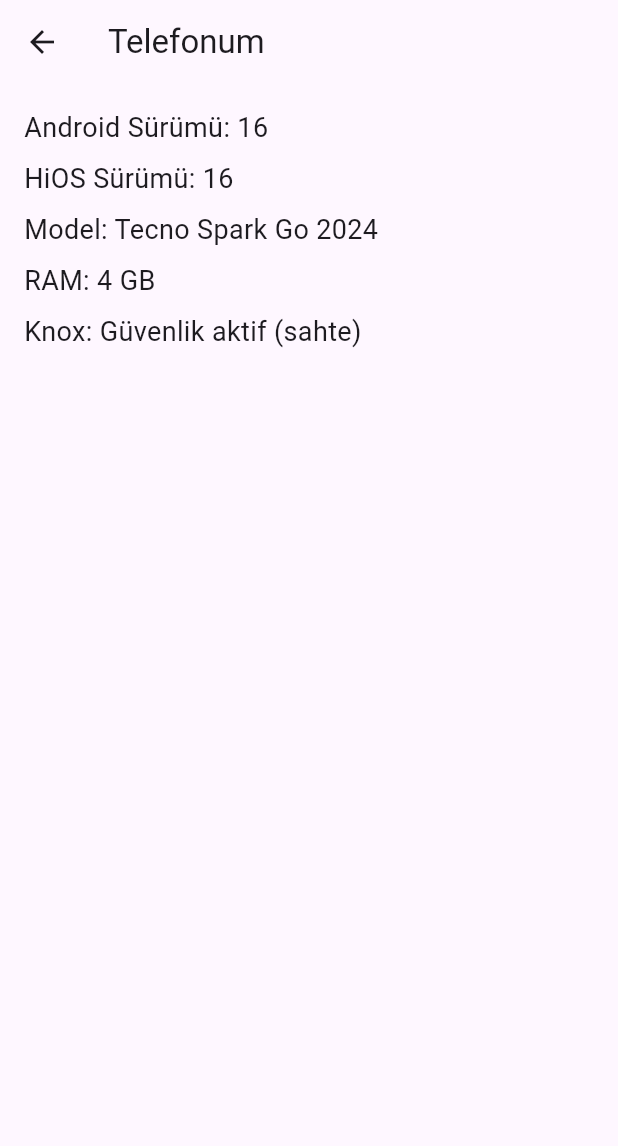
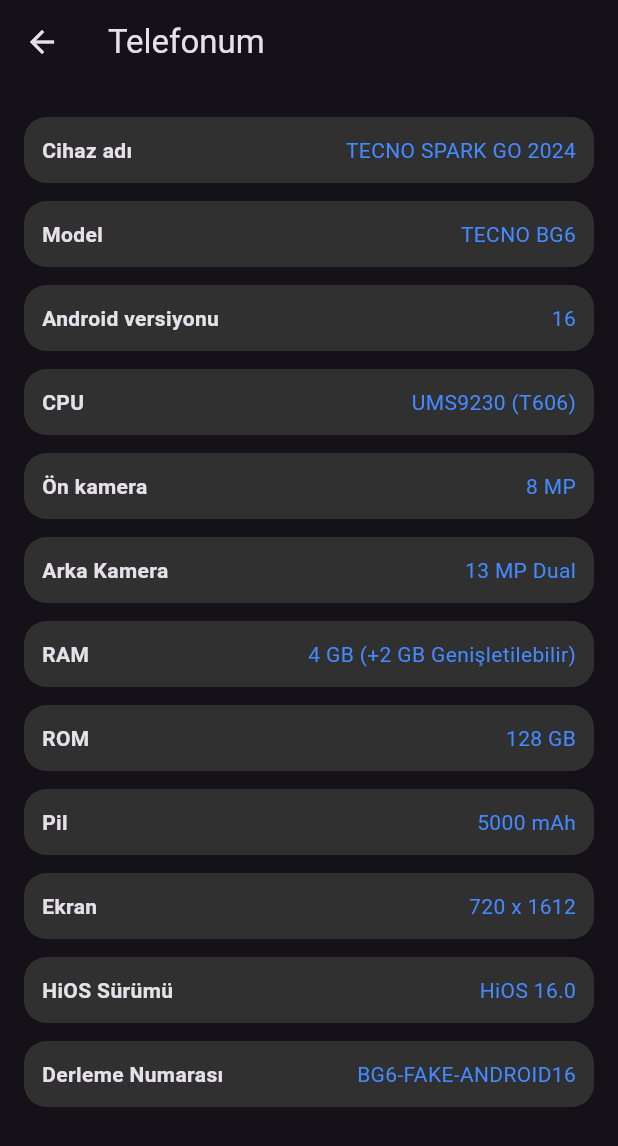
Before and after one commit to nsibvlizad-hub/Sin, a Flutter app: the screen it shows after launch, after a tap on "Telefonum", on a phone screen of 412 x 824 dp. Shown: the top 1146 px of the screen. Run offline on Flutter 3.47's test engine with Material 3 defaults, Android fonts, the phone set to English and light mode, and no system bars; our stand-ins replace shared_preferences; missing offline and left inert: android_intent_plus.

Commit message:
Update main.dart

```diff
--- a/lib/main.dart
+++ b/lib/main.dart
@@ -1,92 +1,188 @@
-import 'package:flutter/material.dart'; import 'package:android_intent_plus/android_intent.dart';
+import 'package:flutter/material.dart';
+import 'package:android_intent_plus/android_intent.dart';
 
-void main() { runApp(const SettingsApp()); }
+void main() {
+  runApp(const MyApp());
+}
 
-class SettingsApp extends StatelessWidget { const SettingsApp({super.key});
+class MyApp extends StatelessWidget {
+  const MyApp({super.key});
 
-@override Widget build(BuildContext context) { return MaterialApp( debugShowCheckedModeBanner: false, title: 'HiOS 16 Settings', theme: ThemeData( primarySwatch: Colors.blue, ), home: const SettingsHome(), ); } }
+  @override
+  Widget build(BuildContext context) {
+    return MaterialApp(
+      debugShowCheckedModeBanner: false,
+      title: "Ayarlar",
+      theme: ThemeData.dark(),
+      home: const SettingsHome(),
+    );
+  }
+}
 
-class SettingsHome extends StatefulWidget { const SettingsHome({super.key});
+class SettingsHome extends StatefulWidget {
+  const SettingsHome({super.key});
 
-@override State<SettingsHome> createState() => _SettingsHomeState(); }
+  @override
+  State<SettingsHome> createState() => _SettingsHomeState();
+}
 
-class _SettingsHomeState extends State<SettingsHome> { final TextEditingController _searchController = TextEditingController();
+class _SettingsHomeState extends State<SettingsHome> {
+  final TextEditingController _searchController = TextEditingController();
 
-void openSystemSettings(String action) { final intent = AndroidIntent(action: action); intent.launch(); }
+  final Map<String, List<Map<String, dynamic>>> groupedSettings = {
+    "Bağlantılar": [
+      {"title": "SIM ve Ağ", "intent": "android.settings.DATA_ROAMING_SETTINGS", "icon": Icons.sim_card},
+      {"title": "Wi-Fi", "intent": "android.settings.WIFI_SETTINGS", "icon": Icons.wifi},
+      {"title": "Bluetooth", "intent": "android.settings.BLUETOOTH_SETTINGS", "icon": Icons.bluetooth},
+      {"title": "Hotspot", "intent": "android.settings.WIRELESS_SETTINGS", "icon": Icons.share},
+    ],
+    "Kişiselleştirme": [
+      {"title": "Telefonum", "intent": "custom", "icon": Icons.phone_android},
+      {"title": "Duvar Kağıdı", "intent": "android.settings.HOME_SETTINGS", "icon": Icons.brush},
+      {"title": "Ekran & Parlaklık", "intent": "android.settings.DISPLAY_SETTINGS", "icon": Icons.brightness_6},
+      {"title": "Ses & Titreşim", "intent": "android.settings.SOUND_SETTINGS", "icon": Icons.volume_up},
+    ],
+    "Gizlilik & Güvenlik": [
+      {"title": "Bildirimler", "intent": "android.settings.NOTIFICATION_SETTINGS", "icon": Icons.notifications},
+      {"title": "Parola & Güvenlik", "intent": "android.settings.SECURITY_SETTINGS", "icon": Icons.lock},
+      {"title": "Gizlilik", "intent": "android.settings.PRIVACY_SETTINGS", "icon": Icons.privacy_tip},
+      {"title": "Konum", "intent": "android.settings.LOCATION_SOURCE_SETTINGS", "icon": Icons.location_on},
+    ],
+    "Sistem": [
+      {"title": "Depolama", "intent": "android.settings.INTERNAL_STORAGE_SETTINGS", "icon": Icons.sd_storage},
+      {"title": "Uygulamalar", "intent": "android.settings.APPLICATION_SETTINGS", "icon": Icons.apps},
+      {"title": "Batarya", "intent": "android.settings.BATTERY_SAVER_SETTINGS", "icon": Icons.battery_full},
+      {"title": "Google", "intent": "android.settings.GOOGLE_SETTINGS", "icon": Icons.account_circle},
+      {"title": "Sistem", "intent": "android.settings.SETTINGS", "icon": Icons.settings},
+    ]
+  };
 
-@override Widget build(BuildContext context) { return Scaffold( appBar: AppBar( title: const Text('Ayarlar'), centerTitle: true, ), body: ListView( children: [ Padding( padding: const EdgeInsets.all(12), child: TextField( controller: _searchController, decoration: InputDecoration( hintText: 'Ayarları Ara', prefixIcon: const Icon(Icons.search), border: OutlineInputBorder( borderRadius: BorderRadius.circular(30), ), ), ), ),
-
-// 1. Grup Profil + Telefonum
-      settingsGroup("📱 Profil & Telefon", [
-        settingsTile("Profil", () {
-          // Sahte profil
-        }),
-        settingsTile("Telefonum", () {
+  void openIntent(String action) {
+    if (action == "custom") {
       Navigator.push(
         context,
-            MaterialPageRoute(builder: (context) => const PhoneInfoPage()),
+        MaterialPageRoute(builder: (_) => const PhoneInfoPage()),
       );
-        }),
-      ]),
+    } else {
+      final intent = AndroidIntent(action: action);
+      intent.launch();
+    }
+  }
 
-      // 2. Grup Bağlantılar
-      settingsGroup("🌐 Bağlantılar", [
-        settingsTile("SIM ve Ağ Ayarları", () => openSystemSettings('android.settings.NETWORK_OPERATOR_SETTINGS')),
-        settingsTile("Wi-Fi", () => openSystemSettings('android.settings.WIFI_SETTINGS')),
-        settingsTile("Bluetooth", () => openSystemSettings('android.settings.BLUETOOTH_SETTINGS')),
-        settingsTile("Erişim Noktası ve İnternet Paylaşımı", () => openSystemSettings('android.settings.WIRELESS_SETTINGS')),
-        settingsTile("Daha Fazla Bağlantı", () => openSystemSettings('android.settings.AIRPLANE_MODE_SETTINGS')),
-      ]),
+  @override
+  Widget build(BuildContext context) {
+    String query = _searchController.text.toLowerCase();
 
-      // 3. Grup Kişiselleştirme
-      settingsGroup("🎨 Kişiselleştirme", [
-        settingsTile("Kişiselleştirme", () {}),
-        settingsTile("Ekran ve Parlaklık", () => openSystemSettings('android.settings.DISPLAY_SETTINGS')),
-        settingsTile("Ses ve Titreşim", () => openSystemSettings('android.settings.SOUND_SETTINGS')),
-        settingsTile("Bildirim Paneli", () => openSystemSettings('android.settings.NOTIFICATION_SETTINGS')),
-      ]),
+    // Filtreleme
+    Map<String, List<Map<String, dynamic>>> filteredGroups = {};
+    groupedSettings.forEach((group, items) {
+      var filtered = items.where((i) => i["title"].toLowerCase().contains(query)).toList();
+      if (filtered.isNotEmpty) {
+        filteredGroups[group] = filtered;
+      }
+    });
 
-      // 4. Grup Güvenlik
-      settingsGroup("🔒 Güvenlik & Gizlilik", [
-        settingsTile("Parola ve Güvenlik", () => openSystemSettings('android.settings.SECURITY_SETTINGS')),
-        settingsTile("Gizlilik", () => openSystemSettings('android.settings.PRIVACY_SETTINGS')),
-        settingsTile("Depolama", () => openSystemSettings('android.settings.INTERNAL_STORAGE_SETTINGS')),
-      ]),
+    return Scaffold(
+      appBar: AppBar(title: const Text("Ayarlar"), centerTitle: true),
+      body: Column(
+        children: [
+          // 🔍 Arama Çubuğu
+          Padding(
+            padding: const EdgeInsets.all(8.0),
+            child: TextField(
+              controller: _searchController,
+              onChanged: (v) => setState(() {}),
+              decoration: InputDecoration(
+                hintText: "Ayarları ara...",
+                prefixIcon: const Icon(Icons.search),
+                border: OutlineInputBorder(
+                  borderRadius: BorderRadius.circular(25),
+                ),
+              ),
+            ),
+          ),
 
-      // 5. Grup Uygulamalar
-      settingsGroup("⚙️ Uygulamalar & Konum", [
-        settingsTile("Uygulama Yönetimi", () => openSystemSettings('android.settings.APPLICATION_SETTINGS')),
-        settingsTile("Konum", () => openSystemSettings('android.settings.LOCATION_SOURCE_SETTINGS')),
-      ]),
-
-      // 6. Grup Batarya
-      settingsGroup("🔋 Batarya & Dijital Sağlık", [
-        settingsTile("Batarya Laboratuvarı", () => openSystemSettings('android.settings.BATTERY_SAVER_SETTINGS')),
-        settingsTile("Dijital Denge ve Ebeveyn Denetimleri", () => openSystemSettings('android.settings.DIGITAL_WELLBEING_SETTINGS')),
-        settingsTile("Ekstra Özellikler", () {}),
-      ]),
-
-      // 7. Grup Hesaplar
-      settingsGroup("👥 Hesaplar & Güvenlik", [
-        settingsTile("Kullanıcılar ve Hesaplar", () => openSystemSettings('android.settings.ADD_ACCOUNT_SETTINGS')),
-        settingsTile("Güvenlik ve Acil Durum", () => openSystemSettings('android.settings.SAFETY_CENTER')),
-        settingsTile("Google", () => openSystemSettings('android.settings.GOOGLE_SETTINGS')),
-      ]),
-
-      // 8. Grup Sistem
-      settingsGroup("⚙️ Sistem", [
-        settingsTile("Sistem", () => openSystemSettings('android.settings.SETTINGS')),
-      ]),
+          // 📌 Gruplar
+          Expanded(
+            child: ListView(
+              children: filteredGroups.entries.map((entry) {
+                return Container(
+                  margin: const EdgeInsets.symmetric(horizontal: 12, vertical: 6),
+                  decoration: BoxDecoration(
+                    color: Colors.grey[900],
+                    borderRadius: BorderRadius.circular(20), // 🔵 Oval köşeler
+                  ),
+                  child: Column(
+                    children: entry.value.map((item) {
+                      return ListTile(
+                        leading: Icon(item["icon"], color: Colors.blueAccent),
+                        title: Text(item["title"]),
+                        onTap: () => openIntent(item["intent"]),
+                      );
+                    }).toList(),
+                  ),
+                );
+              }).toList(),
+            ),
+          ),
         ],
       ),
     );
-
+  }
 }
 
-Widget settingsGroup(String title, List<Widget> children) { return Padding( padding: const EdgeInsets.symmetric(horizontal: 12, vertical: 6), child: Column( crossAxisAlignment: CrossAxisAlignment.start, children: [ Padding( padding: const EdgeInsets.all(8.0), child: Text(title, style: const TextStyle(fontWeight: FontWeight.bold, fontSize: 16)), ), Card( shape: RoundedRectangleBorder(borderRadius: BorderRadius.circular(20)), child: Column( children: List.generate(children.length * 2 - 1, (index) { if (index.isEven) { return children[index ~/ 2]; } else { return const Divider(height: 1); } }), ), ) ], ), ); }
+class PhoneInfoPage extends StatelessWidget {
+  const PhoneInfoPage({super.key});
 
-Widget settingsTile(String title, VoidCallback onTap) { return ListTile( title: Text(title), trailing: const Icon(Icons.arrow_forward_ios, size: 16), onTap: onTap, ); } }
+  @override
+  Widget build(BuildContext context) {
+    return Scaffold(
+      appBar: AppBar(title: const Text("Telefonum")),
+      body: Padding(
+        padding: const EdgeInsets.all(16.0),
+        child: ListView(
+          children: const [
+            InfoTile("Cihaz adı", "TECNO SPARK GO 2024"),
+            InfoTile("Model", "TECNO BG6"),
+            InfoTile("Android versiyonu", "16"),
+            InfoTile("CPU", "UMS9230 (T606)"),
+            InfoTile("Ön kamera", "8 MP"),
+            InfoTile("Arka Kamera", "13 MP Dual"),
+            InfoTile("RAM", "4 GB (+2 GB Genişletilebilir)"),
+            InfoTile("ROM", "128 GB"),
+            InfoTile("Pil", "5000 mAh"),
+            InfoTile("Ekran", "720 x 1612"),
+            InfoTile("HiOS Sürümü", "HiOS 16.0"),
+            InfoTile("Derleme Numarası", "BG6-FAKE-ANDROID16"),
+          ],
+        ),
+      ),
+    );
+  }
+}
 
-class PhoneInfoPage extends StatelessWidget { const PhoneInfoPage({super.key});
+class InfoTile extends StatelessWidget {
+  final String title;
+  final String value;
 
-@override Widget build(BuildContext context) { return Scaffold( appBar: AppBar(title: const Text("Telefonum")), body: Padding( padding: const EdgeInsets.all(16.0), child: Column( crossAxisAlignment: CrossAxisAlignment.start, children: const [ Text("Android Sürümü: 16", style: TextStyle(fontSize: 18)), SizedBox(height: 8), Text("HiOS Sürümü: 16", style: TextStyle(fontSize: 18)), SizedBox(height: 8), Text("Model: Tecno Spark Go 2024", style: TextStyle(fontSize: 18)), SizedBox(height: 8), Text("RAM: 4 GB", style: TextStyle(fontSize: 18)), SizedBox(height: 8), Text("Knox: Güvenlik aktif (sahte)", style: TextStyle(fontSize: 18)), ], ), ), ); } }
+  const InfoTile(this.title, this.value, {super.key});
+
+  @override
+  Widget build(BuildContext context) {
+    return Container(
+      margin: const EdgeInsets.symmetric(vertical: 6),
+      padding: const EdgeInsets.all(12),
+      decoration: BoxDecoration(
+        color: Colors.grey[850],
+        borderRadius: BorderRadius.circular(15),
+      ),
+      child: Row(
+        mainAxisAlignment: MainAxisAlignment.spaceBetween,
+        children: [
+          Text(title, style: const TextStyle(fontWeight: FontWeight.bold)),
+          Text(value, style: const TextStyle(color: Colors.blueAccent)),
+        ],
+      ),
+    );
+  }
+}
```
Lines whose indentation alone changed are shown as unchanged.
